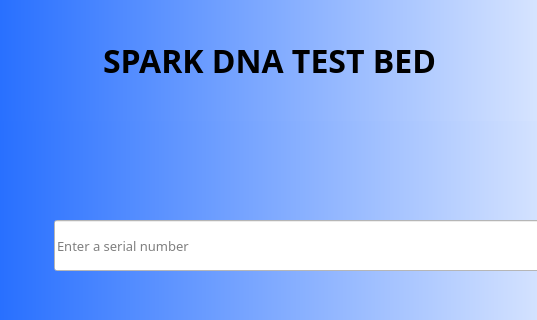
This is firstDialog.ui in maharaja1510/UI as Qt 5 draws it before an edit; both pictures show x 126 to 663 and y 0 to 320 of the 800 by 480 pixel window. The edited form follows.
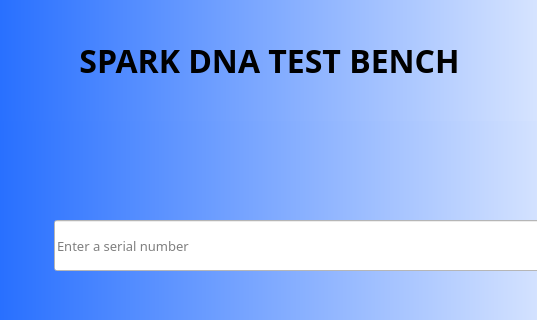
This is the edited form.

Diff of the .ui file:
```diff
--- a/firstDialog.ui
+++ b/firstDialog.ui
@@ -34,7 +34,7 @@
     </font>
    </property>
    <property name="text">
-    <string>SPARK DNA TEST BED</string>
+    <string>SPARK DNA TEST BENCH</string>
    </property>
    <property name="alignment">
     <set>Qt::AlignCenter</set>
```
